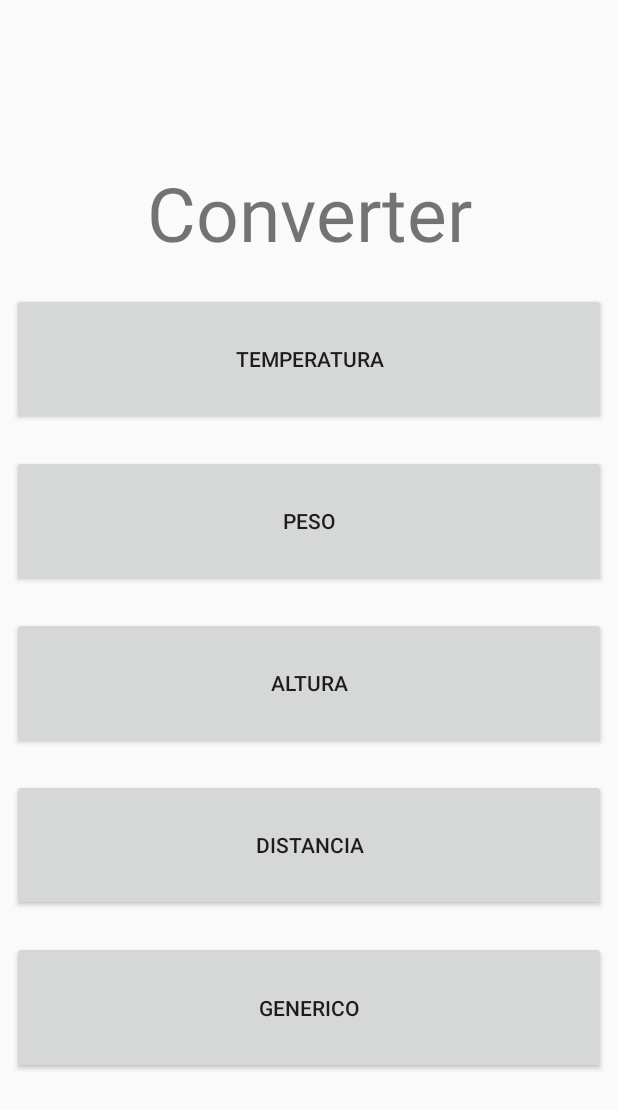
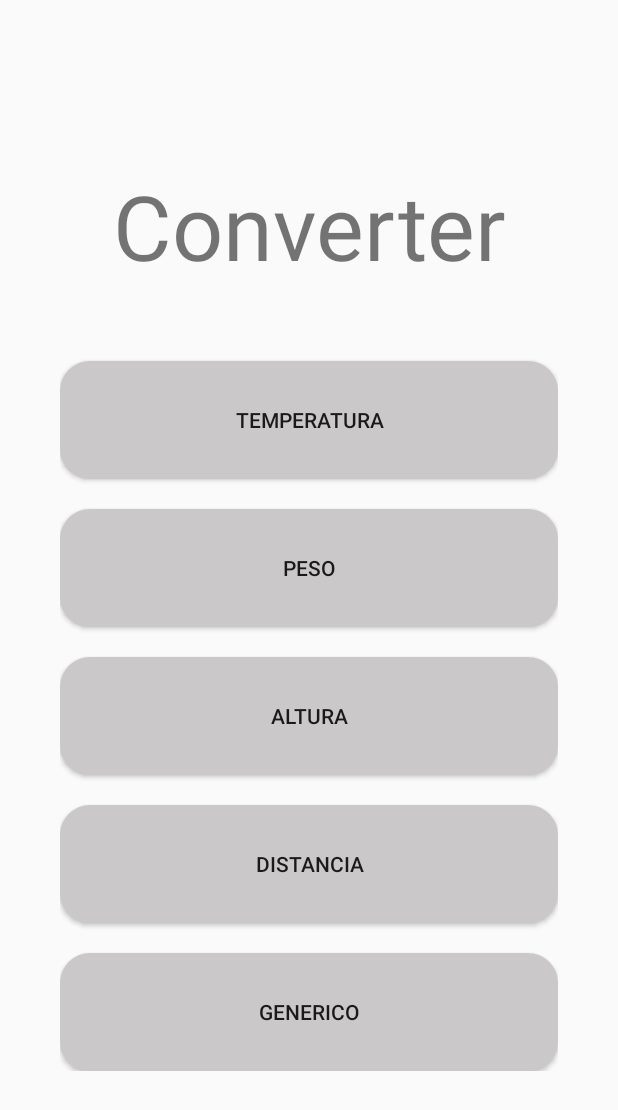
Before and after one commit to HenriqueFQuick/Projeto-AndroidStudio----Conversao, an Android app: the screen it shows after launch (MainActivity), on a phone screen of 412 x 824 dp. Shown: the top 1110 px of the screen. Run offline under Robolectric (Android 15) with nearby library versions, the phone set to English and light mode, and no system bars.

Commit message:
Mudanca na forma e cor dos botoes

```diff
--- /dev/null
+++ b/app/src/main/res/drawable/shape.xml
@@ -0,0 +1,14 @@
+<shape xmlns:android="http://schemas.android.com/apk/res/android"
+       android:shape="rectangle">
+    <gradient
+        android:centerColor="#CAC8C8"
+        android:startColor="#CAC8C8"
+        android:endColor="#CAC8C8"
+    />
+    <padding android:left="6dp"
+             android:top="6dp"
+             android:right="6dp"
+             android:bottom="6dp" />
+    <corners android:radius="20dp" />
+
+</shape>
--- a/app/src/main/res/layout/activity_altura.xml
+++ b/app/src/main/res/layout/activity_altura.xml
@@ -101,7 +101,8 @@
             app:layout_constraintBottom_toBottomOf="parent"
             android:text="Converter"
             android:padding="15dp"
-            android:layout_marginBottom="100dp"/>
+            android:layout_marginBottom="100dp"
+            android:background="@drawable/shape"/>
 
     <TextView android:id="@+id/txt_Resultado_Altura"
               android:layout_width="wrap_content"
@@ -121,5 +122,6 @@
             app:layout_constraintBottom_toBottomOf="parent"
             android:layout_marginBottom="10dp"
             android:layout_marginRight="10dp"
-            android:text="Voltar"/>
+            android:text="Voltar"
+            android:background="@drawable/shape"/>
 </android.support.constraint.ConstraintLayout>
--- a/app/src/main/res/layout/activity_distancia.xml
+++ b/app/src/main/res/layout/activity_distancia.xml
@@ -101,7 +101,8 @@
             app:layout_constraintBottom_toBottomOf="parent"
             android:layout_marginBottom="100dp"
             android:text="Converter"
-            android:padding="15dp"/>
+            android:padding="15dp"
+            android:background="@drawable/shape"/>
 
     <TextView android:id="@+id/txt_Resultado_Distancia"
               android:layout_width="wrap_content"
@@ -121,6 +122,7 @@
             app:layout_constraintBottom_toBottomOf="parent"
             android:layout_marginBottom="10dp"
             android:layout_marginRight="10dp"
-            android:text="Voltar"/>
+            android:text="Voltar"
+            android:background="@drawable/shape"/>
 
 </android.support.constraint.ConstraintLayout>
--- a/app/src/main/res/layout/activity_generico.xml
+++ b/app/src/main/res/layout/activity_generico.xml
@@ -171,7 +171,8 @@
             app:layout_constraintBottom_toBottomOf="parent"
             android:text="Converter"
             android:padding="15dp"
-            android:layout_marginBottom="100dp"/>
+            android:layout_marginBottom="100dp"
+            android:background="@drawable/shape"/>
 
     <TextView android:id="@+id/txt_Resultado_Generico"
               android:layout_width="wrap_content"
@@ -191,6 +192,7 @@
             app:layout_constraintBottom_toBottomOf="parent"
             android:layout_marginBottom="10dp"
             android:layout_marginRight="10dp"
-            android:text="Voltar"/>
+            android:text="Voltar"
+            android:background="@drawable/shape"/>
 
 </android.support.constraint.ConstraintLayout>
--- a/app/src/main/res/layout/activity_main.xml
+++ b/app/src/main/res/layout/activity_main.xml
@@ -6,18 +6,18 @@
         android:layout_width="match_parent"
         android:layout_height="match_parent"
         tools:context=".MainActivity"
-        android:layout_margin="8dp">
+        android:layout_margin="40dp">
 
     <LinearLayout android:layout_width="match_parent"
                   android:layout_height="match_parent"
-                  android:layout_marginTop="100dp"
-                  android:layout_marginBottom="100dp"
+                  android:layout_marginTop="70dp"
+                  android:layout_marginBottom="70dp"
                   android:orientation="vertical">
 
         <TextView android:layout_width="match_parent"
                   android:layout_height="wrap_content"
                   android:text="Converter"
-                  android:textSize="50sp"
+                  android:textSize="60sp"
                   android:textAlignment="center"
                   app:layout_constraintTop_toTopOf="parent"
                   app:layout_constraintLeft_toLeftOf="parent"
@@ -29,10 +29,11 @@
                 app:layout_constraintTop_toTopOf="parent"
                 app:layout_constraintLeft_toLeftOf="parent"
                 app:layout_constraintRight_toRightOf="parent"
-                android:layout_marginTop="20dp"
+                android:layout_marginTop="50dp"
                 android:layout_weight="1"
                 android:text="Temperatura"
-                android:id="@+id/btn_temperatura"/>
+                android:id="@+id/btn_temperatura"
+        android:background="@drawable/shape"/>
 
         <Button android:layout_width="match_parent"
                 android:layout_height="wrap_content"
@@ -42,7 +43,8 @@
                 android:layout_marginTop="20dp"
                 android:layout_weight="1"
                 android:text="Peso"
-                android:id="@+id/btn_peso"/>
+                android:id="@+id/btn_peso"
+                android:background="@drawable/shape"/>
 
         <Button android:layout_width="match_parent"
                 android:layout_height="wrap_content"
@@ -52,7 +54,8 @@
                 android:layout_marginTop="20dp"
                 android:layout_weight="1"
                 android:text="Altura"
-                android:id="@+id/btn_altura"/>
+                android:id="@+id/btn_altura"
+                android:background="@drawable/shape"/>
 
         <Button android:layout_width="match_parent"
                 android:layout_height="wrap_content"
@@ -62,7 +65,8 @@
                 android:layout_marginTop="20dp"
                 android:layout_weight="1"
                 android:text="Distancia"
-                android:id="@+id/btn_distancia"/>
+                android:id="@+id/btn_distancia"
+                android:background="@drawable/shape"/>
 
         <Button android:layout_width="match_parent"
                 android:layout_height="wrap_content"
@@ -72,7 +76,8 @@
                 android:layout_marginTop="20dp"
                 android:layout_weight="1"
                 android:text="Generico"
-                android:id="@+id/btn_generico"/>
+                android:id="@+id/btn_generico"
+                android:background="@drawable/shape"/>
 
     </LinearLayout>
 
--- a/app/src/main/res/layout/activity_peso.xml
+++ b/app/src/main/res/layout/activity_peso.xml
@@ -115,7 +115,8 @@
             app:layout_constraintBottom_toBottomOf="parent"
             android:text="Converter"
             android:padding="15dp"
-            android:layout_marginBottom="100dp"/>
+            android:layout_marginBottom="100dp"
+            android:background="@drawable/shape"/>
 
     <TextView android:id="@+id/txt_Resultado_Peso"
               android:layout_width="wrap_content"
@@ -135,6 +136,7 @@
             app:layout_constraintBottom_toBottomOf="parent"
             android:layout_marginBottom="10dp"
             android:layout_marginRight="10dp"
-            android:text="Voltar"/>
+            android:text="Voltar"
+            android:background="@drawable/shape"/>
 
 </android.support.constraint.ConstraintLayout>
--- a/app/src/main/res/layout/activity_temperatura.xml
+++ b/app/src/main/res/layout/activity_temperatura.xml
@@ -150,7 +150,8 @@
             app:layout_constraintBottom_toBottomOf="parent"
             android:text="Converter"
             android:padding="15dp"
-            android:layout_marginBottom="100dp"/>
+            android:layout_marginBottom="100dp"
+            android:background="@drawable/shape"/>
 
     <TextView android:id="@+id/txt_Resultado_Temperatura"
               android:layout_width="wrap_content"
@@ -170,5 +171,6 @@
             app:layout_constraintBottom_toBottomOf="parent"
             android:layout_marginBottom="10dp"
             android:layout_marginRight="10dp"
-            android:text="Voltar"/>
+            android:text="Voltar"
+            android:background="@drawable/shape"/>
 </android.support.constraint.ConstraintLayout>
```
